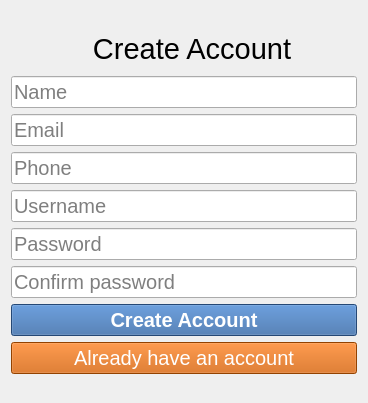
Before: the Qt Designer form ui/createaccount.ui in suvashsumon/Patient-Database-Management-System, drawn with Qt 5.
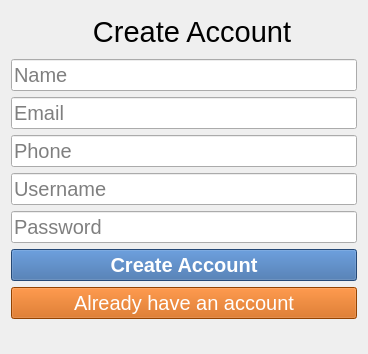
After: the same form once the commit is applied. Icons and pictures are not drawn.

Diff of the .ui file:
```diff
--- a/ui/createaccount.ui
+++ b/ui/createaccount.ui
@@ -7,7 +7,7 @@
     <x>0</x>
     <y>0</y>
     <width>368</width>
-    <height>403</height>
+    <height>354</height>
    </rect>
   </property>
   <property name="windowTitle">
@@ -107,22 +107,7 @@
       </widget>
      </item>
      <item>
-      <widget class="QLineEdit" name="lineEdit_6">
-       <property name="font">
-        <font>
-         <pointsize>15</pointsize>
-        </font>
-       </property>
-       <property name="echoMode">
-        <enum>QLineEdit::Password</enum>
-       </property>
-       <property name="placeholderText">
-        <string>Confirm password</string>
-       </property>
-      </widget>
-     </item>
-     <item>
-      <widget class="QPushButton" name="pushButton_2">
+      <widget class="QPushButton" name="createacc">
        <property name="font">
         <font>
          <pointsize>15</pointsize>
@@ -157,6 +142,25 @@
        </property>
       </widget>
      </item>
+     <item>
+      <widget class="QLabel" name="message">
+       <property name="font">
+        <font>
+         <weight>75</weight>
+         <bold>true</bold>
+        </font>
+       </property>
+       <property name="styleSheet">
+        <string notr="true">color: rgb(239, 41, 41);</string>
+       </property>
+       <property name="text">
+        <string/>
+       </property>
+       <property name="alignment">
+        <set>Qt::AlignCenter</set>
+       </property>
+      </widget>
+     </item>
     </layout>
    </item>
   </layout>
```
Left out of the diff: 12 changed lines with no effect on the pictures.
